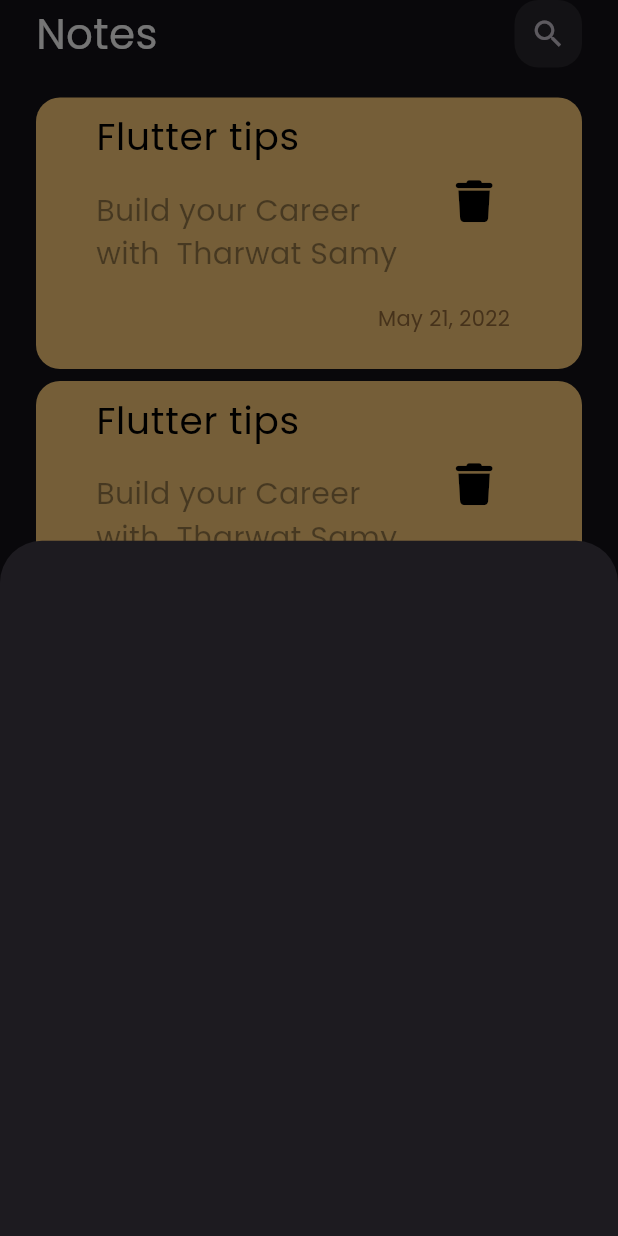
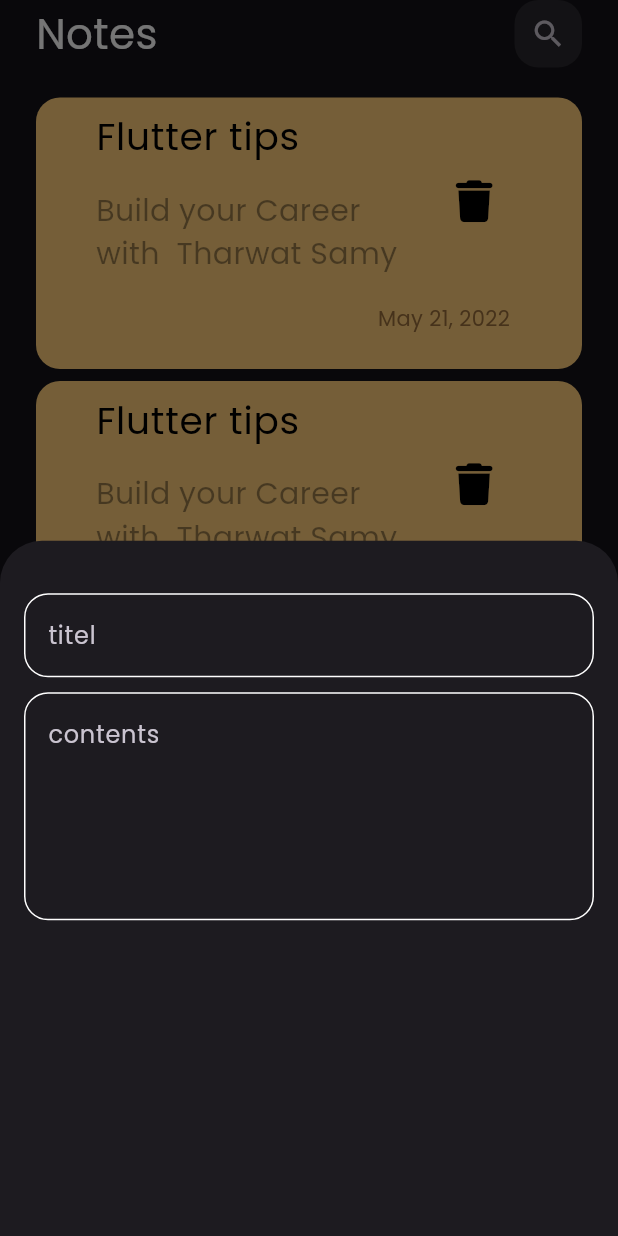
Before and after one commit to reemmohmed/notsapp, a Flutter app: the screen it shows after launch, after a tap on the "add" icon, on a phone screen of 412 x 824 dp. Run offline on Flutter 3.47's test engine with Material 3 defaults, Android fonts, the phone set to English and light mode, and no system bars; our stand-ins replace font_awesome_flutter.

Commit message:
add felis to buttomsheets

```diff
--- /dev/null
+++ b/lib/constant.dart
@@ -0,0 +1,3 @@
+import 'package:flutter/material.dart';
+
+const kprimarycolor = Color(0xff53ebd6);
--- a/lib/views/widgets/add_notes_buttom_sheet.dart
+++ b/lib/views/widgets/add_notes_buttom_sheet.dart
@@ -1,10 +1,31 @@
 import 'package:flutter/material.dart';
+
+import 'custom_text_field.dart';
 
 class AddNotesButtomSheet extends StatelessWidget {
   const AddNotesButtomSheet({super.key});
 
   @override
   Widget build(BuildContext context) {
-    return Container();
+    return const Padding(
+      padding: EdgeInsets.symmetric(horizontal: 16),
+      child: Column(
+        children: [
+          SizedBox(
+            height: 35,
+          ),
+          Custtomtextfield(
+            hint: 'titel',
+          ),
+          SizedBox(
+            height: 10,
+          ),
+          Custtomtextfield(
+            hint: 'contents',
+            maxLines: 5,
+          )
+        ],
+      ),
+    );
   }
 }
--- /dev/null
+++ b/lib/views/widgets/custom_text_field.dart
@@ -0,0 +1,28 @@
+import 'package:flutter/material.dart';
+import 'package:notsapp/constant.dart';
+
+class Custtomtextfield extends StatelessWidget {
+  const Custtomtextfield({super.key, required this.hint, this.maxLines = 1});
+  final String hint;
+  final int maxLines;
+  @override
+  Widget build(BuildContext context) {
+    return TextField(
+      maxLines: maxLines,
+      cursorColor: kprimarycolor,
+      decoration: InputDecoration(
+          hintText: hint,
+          border: buildBorder(),
+          enabledBorder: buildBorder(),
+          focusedBorder: buildBorder(kprimarycolor)),
+    );
+  }
+
+  OutlineInputBorder buildBorder([color]) {
+    return OutlineInputBorder(
+        borderRadius: BorderRadius.circular(16),
+        borderSide: BorderSide(
+          color: color ?? Colors.white,
+        ));
+  }
+}
```
